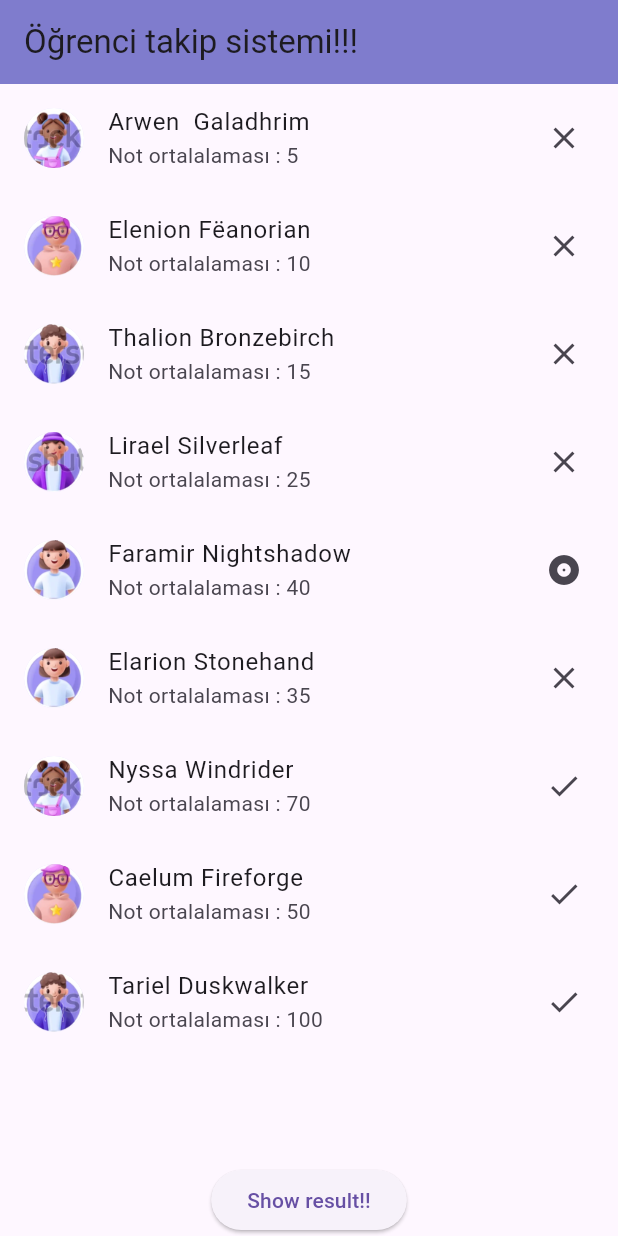
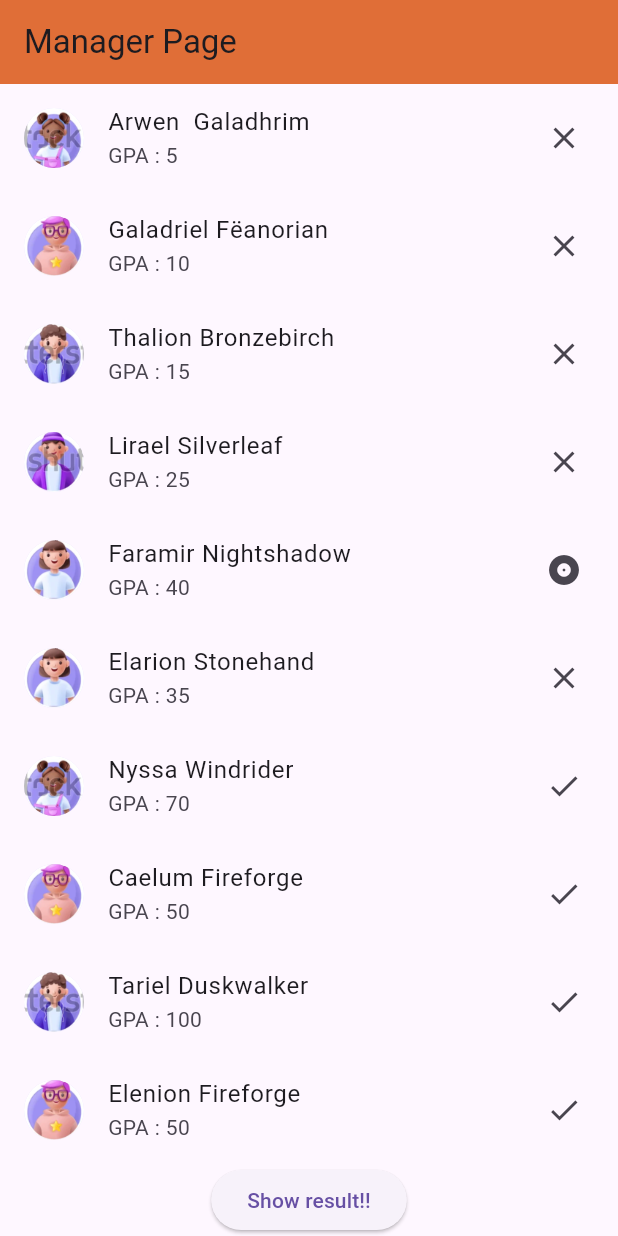
Before and after one commit to alihaydarkilic/Student-Info-System-Flutter, a Flutter app: the screen it shows after launch, on a phone screen of 412 x 824 dp. Run offline on Flutter 3.47's test engine with Material 3 defaults, Android fonts, the phone set to English and light mode, and no system bars.

Commit message:
Change The universe:The LOTR has been added

```diff
--- a/lib/main.dart
+++ b/lib/main.dart
@@ -8,16 +8,18 @@ void main() {
 // ignore: must_be_immutable
 class MyApp extends StatelessWidget {
   //const MyApp({super.key});
-  String mesaj = "Öğrenci takip sistemi!!!";
+  String appBarMsg = "Manager Page";
   List<Student> students = [
     Student("Arwen ", "Galadhrim", 5, "1.png"),
-    Student("Elenion", "Fëanorian", 10, "2.png"),
+    Student("Galadriel", "Fëanorian", 10, "2.png"),
     Student("Thalion", "Bronzebirch", 15, "3.png"),
     Student("Lirael", "Silverleaf", 25, "4.png"),
     Student("Faramir", "Nightshadow", 40, "5.png"),
     Student("Elarion", "Stonehand", 35, "5.png"),
     Student("Nyssa", "Windrider", 70, "1.png"),
     Student("Caelum", "Fireforge", 50, "2.png"),
+    Student("Tariel", "Duskwalker", 100, "3.png"),
+    Student("Elenion", "Fireforge", 50, "2.png"),
     Student("Tariel", "Duskwalker", 100, "3.png"),
   ];
 
@@ -26,8 +28,8 @@ class MyApp extends StatelessWidget {
   Widget build(BuildContext context) {
     return Scaffold(
       appBar: AppBar(
-          title: Text(mesaj),
-          backgroundColor: const Color.fromRGBO(0, 0, 155, 0.5)),
+          title: Text(appBarMsg),
+          backgroundColor: const Color.fromARGB(204, 216, 76, 5)),
       body: buildBody(context),
     );
   }
@@ -56,8 +58,8 @@ class MyApp extends StatelessWidget {
                     title: Text(students[index].firstName.toString() +
                         " " +
                         students[index].lastName.toString()),
-                    subtitle: Text("Not ortalalaması : " +
-                        students[index].gradePoint.toString()),
+                    subtitle:
+                        Text("GPA : " + students[index].gradePoint.toString()),
                     trailing: buildStatusIcon(students[index].gradePoint),
                     onTap: () {
                       print(students[index].firstName.toString());
```
Also changed, not shown: 10 other files.
